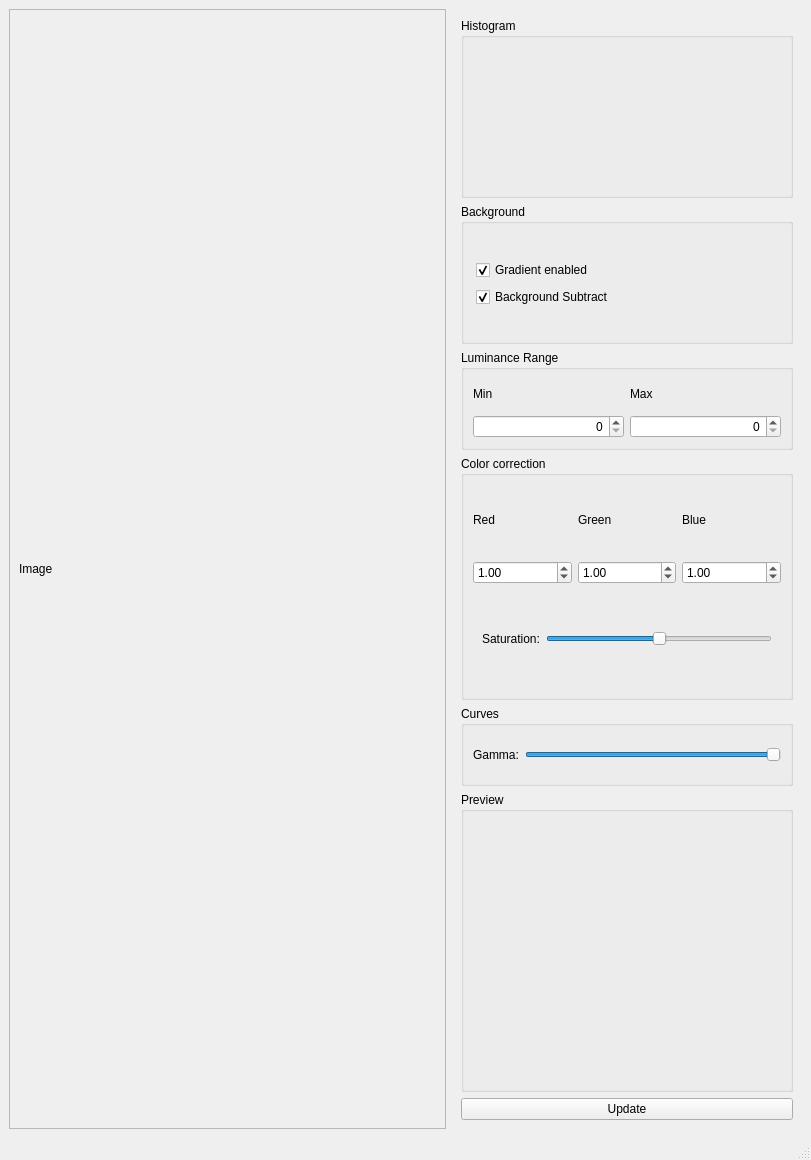
Above: gui/fitsviewer/fitsviewerwindow.ui from AndreasFMueller/AstroPhotography before the change. Below: the same form after it.
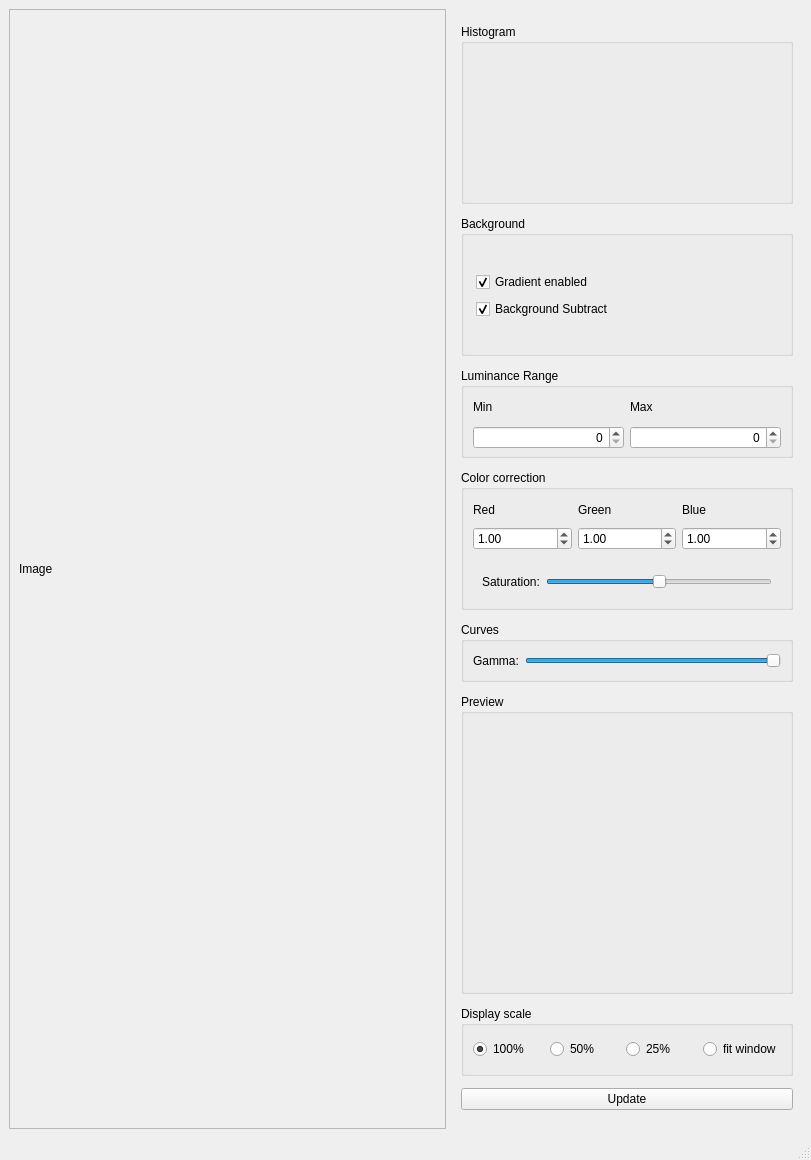
That is the form after the change. Custom widgets are drawn as their Qt base class.

```diff
--- a/gui/fitsviewer/fitsviewerwindow.ui
+++ b/gui/fitsviewer/fitsviewerwindow.ui
@@ -177,13 +177,19 @@
          <property name="maximumSize">
           <size>
            <width>16777215</width>
-           <height>100</height>
+           <height>90</height>
           </size>
          </property>
          <property name="title">
           <string>Luminance Range</string>
          </property>
          <layout class="QGridLayout" name="gridLayout_4">
+          <property name="topMargin">
+           <number>6</number>
+          </property>
+          <property name="bottomMargin">
+           <number>6</number>
+          </property>
           <item row="0" column="1">
            <widget class="QLabel" name="minLabel">
             <property name="text">
@@ -222,11 +228,23 @@
         </widget>
        </item>
        <item>
-        <widget class="QGroupBox" name="groupBox_2">
+        <widget class="QGroupBox" name="colorcorrectionBox">
+         <property name="maximumSize">
+          <size>
+           <width>16777215</width>
+           <height>140</height>
+          </size>
+         </property>
          <property name="title">
           <string>Color correction</string>
          </property>
          <layout class="QVBoxLayout" name="verticalLayout_5">
+          <property name="spacing">
+           <number>-1</number>
+          </property>
+          <property name="bottomMargin">
+           <number>0</number>
+          </property>
           <item>
            <widget class="QWidget" name="widget_2" native="true">
             <layout class="QGridLayout" name="gridLayout_3">
@@ -357,13 +375,19 @@
          <property name="maximumSize">
           <size>
            <width>1677215</width>
-           <height>80</height>
+           <height>60</height>
           </size>
          </property>
          <property name="title">
           <string>Curves</string>
          </property>
          <layout class="QGridLayout" name="gridLayout_2">
+          <property name="topMargin">
+           <number>0</number>
+          </property>
+          <property name="bottomMargin">
+           <number>0</number>
+          </property>
           <item row="0" column="0">
            <widget class="QLabel" name="gammaLabel">
             <property name="text">
@@ -442,6 +466,58 @@
          </layout>
         </widget>
        </item>
+       <item>
+        <widget class="QGroupBox" name="displayscaleBox">
+         <property name="sizePolicy">
+          <sizepolicy hsizetype="Preferred" vsizetype="Preferred">
+           <horstretch>0</horstretch>
+           <verstretch>30</verstretch>
+          </sizepolicy>
+         </property>
+         <property name="maximumSize">
+          <size>
+           <width>16777215</width>
+           <height>70</height>
+          </size>
+         </property>
+         <property name="title">
+          <string>Display scale</string>
+         </property>
+         <layout class="QGridLayout" name="gridLayout">
+          <item row="0" column="2">
+           <widget class="QRadioButton" name="scale50">
+            <property name="text">
+             <string>50%</string>
+            </property>
+           </widget>
+          </item>
+          <item row="0" column="3">
+           <widget class="QRadioButton" name="scale25">
+            <property name="text">
+             <string>25%</string>
+            </property>
+           </widget>
+          </item>
+          <item row="0" column="1">
+           <widget class="QRadioButton" name="scale100">
+            <property name="text">
+             <string>100%</string>
+            </property>
+            <property name="checked">
+             <bool>true</bool>
+            </property>
+           </widget>
+          </item>
+          <item row="0" column="4">
+           <widget class="QRadioButton" name="scaleFit">
+            <property name="text">
+             <string>fit window</string>
+            </property>
+           </widget>
+          </item>
+         </layout>
+        </widget>
+       </item>
        <item>
         <widget class="QPushButton" name="updateButton">
          <property name="text">
```
Left out of the diff: 90 changed lines with no effect on the pictures.
